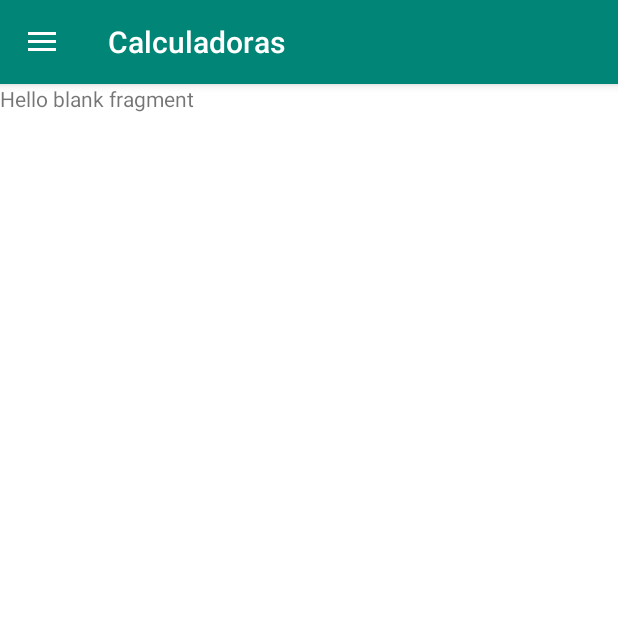
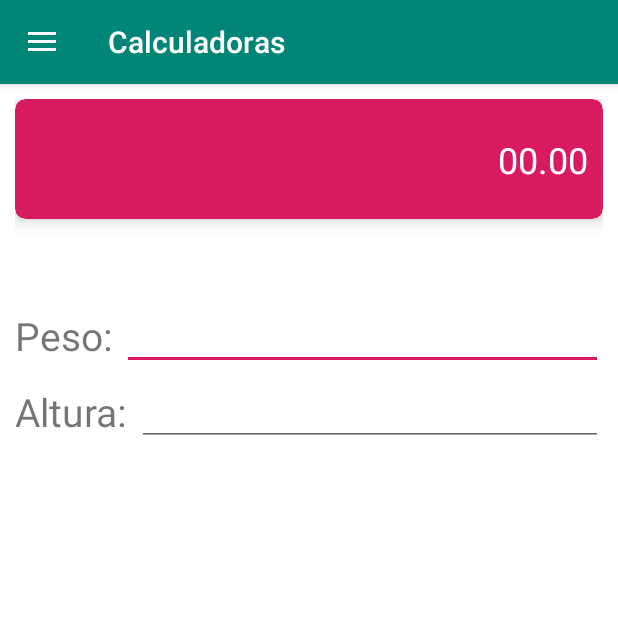
Before and after one commit to jeancsanchez/Calculadoras, an Android app: the screen it shows after launch (MainActivity), in the side drawer, after a tap on "IMC", on a phone screen of 412 x 824 dp, the top half of it. Run offline under Robolectric (Android 15) with nearby library versions, the phone set to English and light mode, and no system bars.

Commit message:
Layout da tela de imc.

```diff
--- a/app/src/main/res/layout/fragment_imc.xml
+++ b/app/src/main/res/layout/fragment_imc.xml
@@ -1,14 +1,55 @@
 <?xml version="1.0" encoding="utf-8"?>
-<FrameLayout xmlns:android="http://schemas.android.com/apk/res/android"
+<android.support.constraint.ConstraintLayout xmlns:android="http://schemas.android.com/apk/res/android"
+    xmlns:app="http://schemas.android.com/apk/res-auto"
     xmlns:tools="http://schemas.android.com/tools"
     style="@style/FragmentTheme"
     android:layout_width="match_parent"
     android:layout_height="match_parent"
+    android:padding="10dp"
     tools:context=".IMCFragment">
 
+    <include
+        android:id="@+id/imcResultado"
+        layout="@layout/partial_resultado" />
+
     <TextView
-        android:layout_width="match_parent"
-        android:layout_height="match_parent"
-        android:text="@string/hello_blank_fragment" />
+        android:id="@+id/txtImcPeso"
+        android:layout_width="wrap_content"
+        android:layout_height="wrap_content"
+        android:layout_marginTop="60dp"
+        android:text="Peso: "
+        android:textSize="26sp"
+        app:layout_constraintStart_toStartOf="parent"
+        app:layout_constraintTop_toBottomOf="@id/imcResultado" />
 
-</FrameLayout>
+    <EditText
+        android:id="@+id/edtImcPeso"
+        android:layout_width="0dp"
+        android:layout_height="wrap_content"
+        android:inputType="number"
+        app:layout_constraintBottom_toBottomOf="@id/txtImcPeso"
+        app:layout_constraintEnd_toEndOf="parent"
+        app:layout_constraintStart_toEndOf="@id/txtImcPeso"
+        app:layout_constraintTop_toTopOf="@id/txtImcPeso" />
+
+    <TextView
+        android:id="@+id/txtAltura"
+        android:layout_width="wrap_content"
+        android:layout_height="wrap_content"
+        android:layout_marginTop="15dp"
+        android:text="Altura: "
+        android:textSize="26sp"
+        app:layout_constraintStart_toStartOf="parent"
+        app:layout_constraintTop_toBottomOf="@id/txtImcPeso" />
+
+    <EditText
+        android:id="@+id/edtAltura"
+        android:layout_width="0dp"
+        android:layout_height="wrap_content"
+        android:inputType="numberDecimal"
+        app:layout_constraintBottom_toBottomOf="@id/txtAltura"
+        app:layout_constraintEnd_toEndOf="parent"
+        app:layout_constraintStart_toEndOf="@id/txtAltura"
+        app:layout_constraintTop_toTopOf="@id/txtAltura" />
+
+</android.support.constraint.ConstraintLayout>
```
Also changed, not shown: app/src/main/res/drawable-hdpi/ic_calc.png (added), app/src/main/res/drawable-mdpi/ic_calc.png (added), app/src/main/res/drawable-xhdpi/ic_calc.png (added), app/src/main/res/drawable-xxhdpi/ic_calc.png (added), app/src/main/res/drawable-xxxhdpi/ic_calc.png (added).
